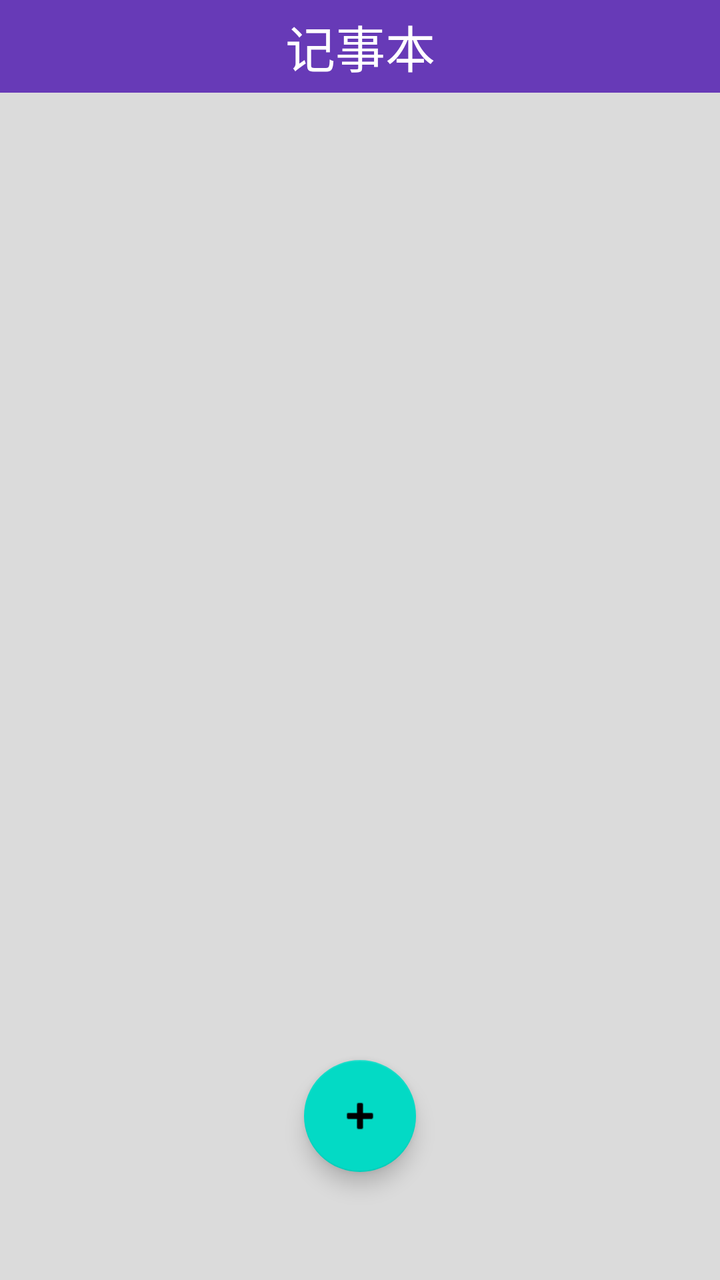
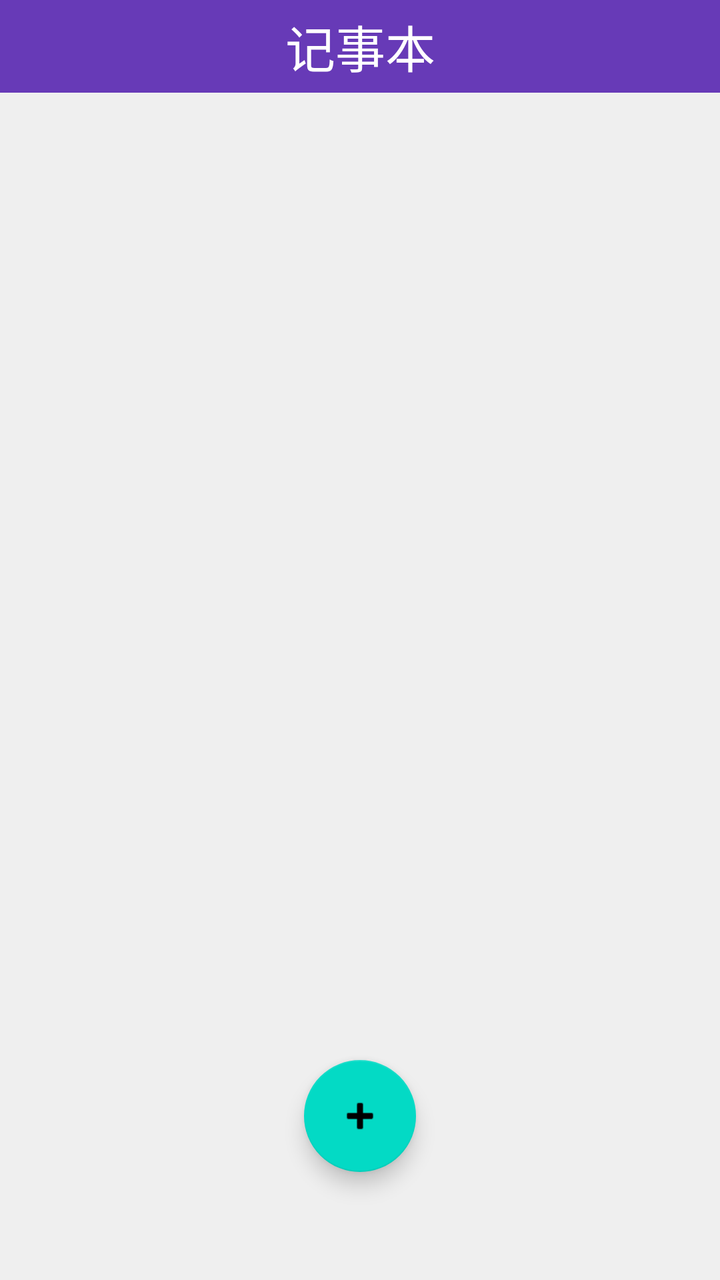

The first picture is an Android layout as it rendered before a commit; the second is the same layout after the commit. The layout source and the unified diff follow.
<!-- AndroidManifest.xml: application theme Theme.Notepad -->
<!-- res/layout/activity_main.xml -->
<?xml version="1.0" encoding="utf-8"?>
<androidx.constraintlayout.widget.ConstraintLayout xmlns:android="http://schemas.android.com/apk/res/android"
    xmlns:app="http://schemas.android.com/apk/res-auto"
    xmlns:tools="http://schemas.android.com/tools"
    android:id="@+id/main"
    android:layout_width="match_parent"
    android:layout_height="match_parent"
    android:background="#DBDBDB"
    tools:context=".MainActivity">

    <LinearLayout
        android:id="@+id/linearLayout"
        android:layout_width="match_parent"
        android:layout_height="0dp"
        android:orientation="vertical"
        app:layout_constraintBottom_toBottomOf="parent"
        app:layout_constraintEnd_toEndOf="parent"
        app:layout_constraintStart_toStartOf="parent"
        app:layout_constraintTop_toTopOf="parent">

        <TextView
            android:id="@+id/textView"
            android:layout_width="match_parent"
            android:layout_height="wrap_content"
            android:background="#673AB7"
            android:gravity="center"
            android:paddingTop="5dp"
            android:paddingBottom="5dp"
            android:text="记事本"
            android:textColor="#FFFFFF"
            android:textSize="25sp" />

        <ListView
            android:id="@+id/note_list"
            android:layout_width="match_parent"
            android:layout_height="match_parent"
            android:layout_marginLeft="10dp"
            android:layout_marginTop="10dp"
            android:layout_marginRight="10dp"
            android:divider="@android:color/transparent"
            android:dividerHeight="10dp" />
    </LinearLayout>

    <com.google.android.material.floatingactionbutton.FloatingActionButton
        android:id="@+id/btn_add"
        android:layout_width="wrap_content"
        android:layout_height="wrap_content"
        android:layout_marginBottom="54dp"
        android:clickable="true"
        android:contentDescription="添加记录"
        app:layout_constraintBottom_toBottomOf="parent"
        app:layout_constraintEnd_toEndOf="parent"
        app:layout_constraintStart_toStartOf="parent"
        app:srcCompat="@android:drawable/ic_input_add" />
</androidx.constraintlayout.widget.ConstraintLayout>
<!-- resources referenced by this layout -->
<resources>
  <style name="Theme.Notepad" parent="Theme.MaterialComponents.DayNight.NoActionBar">
          
          <item name="colorPrimary">@color/purple_500</item>
          <item name="colorPrimaryVariant">@color/purple_700</item>
          <item name="colorOnPrimary">@color/white</item>
          
          <item name="colorSecondary">@color/teal_200</item>
          <item name="colorSecondaryVariant">@color/teal_700</item>
          <item name="colorOnSecondary">@color/black</item>
          
          <item name="android:statusBarColor">?attr/colorPrimaryVariant</item>
          
      </style>
  <color name="purple_500">#FF6200EE</color>
  <color name="purple_700">#FF3700B3</color>
  <color name="white">#FFFFFFFF</color>
  <color name="teal_200">#FF03DAC5</color>
  <color name="teal_700">#FF018786</color>
  <color name="black">#FF000000</color>
</resources>

<!-- the commit's change to res/layout/activity_main.xml (unified diff, before → after) -->
@@ -5,7 +5,7 @@
     android:id="@+id/main"
     android:layout_width="match_parent"
     android:layout_height="match_parent"
-    android:background="#DBDBDB"
+    android:background="#EFEFEF"
     tools:context=".MainActivity">
 
     <LinearLayout
